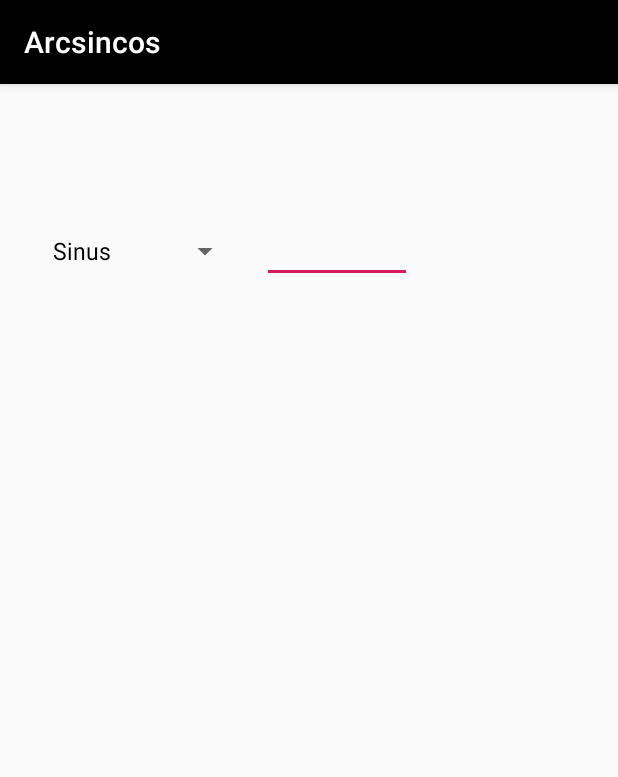
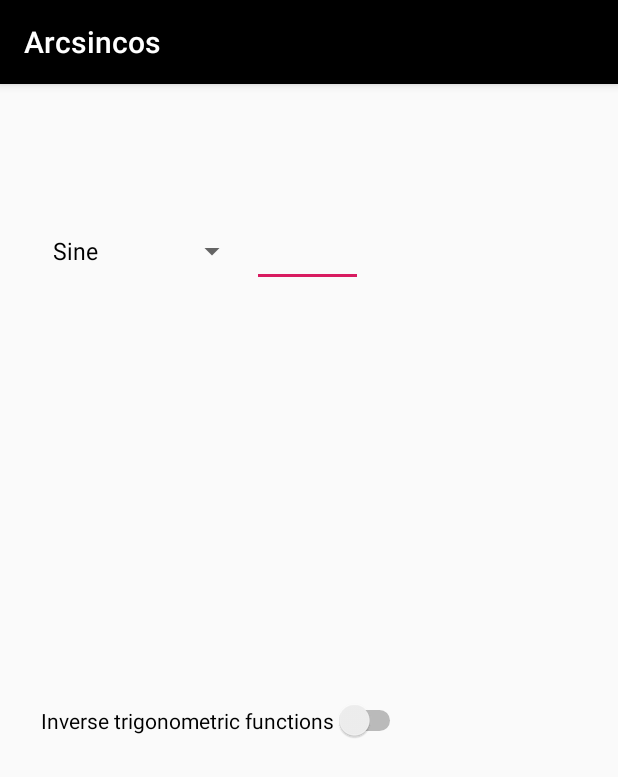
Before and after one commit to evrenvural/arcsincos, an Android app: the screen it shows after launch (MainActivity), on a phone screen of 412 x 824 dp. Shown: the top 777 px of the screen. Run offline under Robolectric (Android 15) with nearby library versions, the phone set to English and light mode, and no system bars.

Commit message:
Updated on UI

```diff
--- a/app/src/main/res/layout/activity_main.xml
+++ b/app/src/main/res/layout/activity_main.xml
@@ -6,19 +6,6 @@
     android:layout_height="match_parent"
     tools:context=".MainActivity">
 
-
-    <EditText
-        android:id="@+id/editText"
-        android:layout_width="100dp"
-        android:layout_height="wrap_content"
-        android:layout_alignParentTop="true"
-        android:layout_alignParentEnd="true"
-        android:layout_alignParentRight="true"
-        android:layout_marginTop="87dp"
-        android:layout_marginEnd="137dp"
-        android:layout_marginRight="137dp"
-        android:ems="10"
-        android:inputType="number" />
 
     <Spinner
         android:id="@+id/spFonksiyonlar"
@@ -29,4 +16,29 @@
         android:layout_marginStart="27dp"
         android:layout_marginTop="87dp" />
 
+    <EditText
+        android:id="@+id/etDerece"
+        android:layout_width="74dp"
+        android:layout_height="62dp"
+        android:layout_alignBottom="@+id/spFonksiyonlar"
+        android:layout_alignParentEnd="true"
+        android:layout_alignParentRight="true"
+        android:layout_marginEnd="170dp"
+        android:layout_marginRight="184dp"
+        android:layout_marginBottom="0dp"
+        android:ems="10"
+        android:inputType="number" />
+
+    <Switch
+        android:id="@+id/switch1"
+        android:layout_width="wrap_content"
+        android:layout_height="wrap_content"
+        android:layout_alignParentStart="true"
+        android:layout_alignParentLeft="true"
+        android:layout_alignParentBottom="true"
+        android:layout_marginStart="27dp"
+        android:layout_marginLeft="66dp"
+        android:layout_marginBottom="330dp"
+        android:text="Inverse trigonometric functions" />
+
 </RelativeLayout>
--- a/app/src/main/res/values/strings.xml
+++ b/app/src/main/res/values/strings.xml
@@ -1,9 +1,11 @@
 <resources>
     <string name="app_name">Arcsincos</string>
     <string-array name="fonksiyonlar">
-        <item>Sinus</item>
-        <item>Cosinus</item>
-        <item>Tanjant</item>
-        <item>Cotanjant</item>
+        <item>Sine</item>
+        <item>Cosine</item>
+        <item>Tangent</item>
+        <item>Cotangent</item>
+        <item>Secant</item>
+        <item>Cosecant</item>
     </string-array>
 </resources>
```
